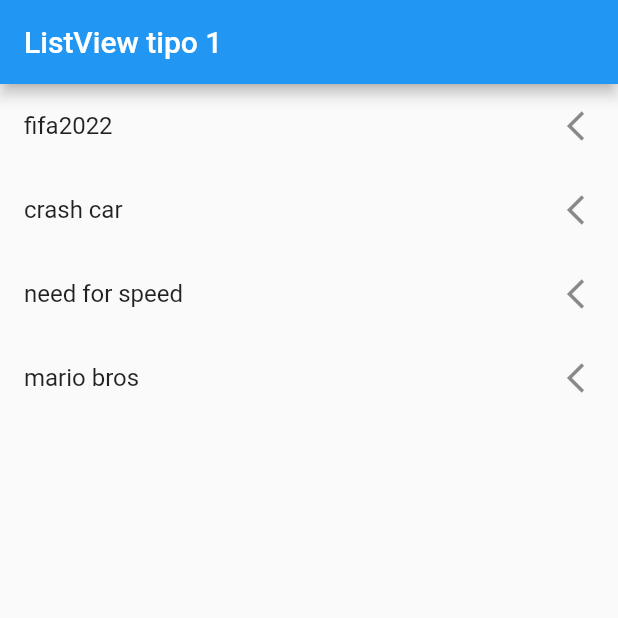
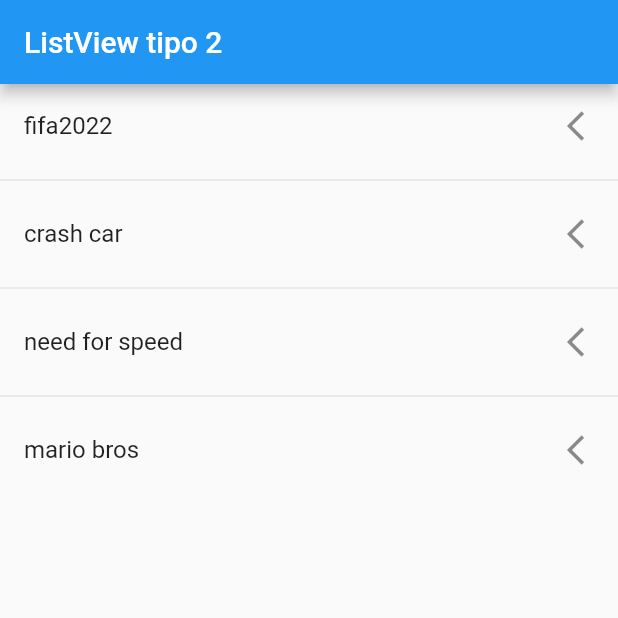
Before and after one commit to alexis19b/flutterapp, a Flutter app: the screen it shows after launch, on a phone screen of 412 x 824 dp, the top half of it. Run offline on Flutter 3.47's test engine with Material 2 defaults, Android fonts, the phone set to English and light mode, and no system bars.

Commit message:
listView2 added

```diff
--- a/lib/main.dart
+++ b/lib/main.dart
@@ -1,6 +1,6 @@
 import 'package:flutter/material.dart';
 
-import 'package:fl_components/screens/listview1_screen.dart';
+import 'package:fl_components/screens/listview2_screen.dart';
 
 void main() => runApp(const MyApp());
 
@@ -12,6 +12,6 @@ class MyApp extends StatelessWidget {
     return const MaterialApp(
         debugShowCheckedModeBanner: false,
         title: 'Material App',
-        home: Listview1Screen());
+        home: Listview2Screen());
   }
 }
--- /dev/null
+++ b/lib/screens/listview2_screen.dart
@@ -0,0 +1,27 @@
+import 'package:flutter/material.dart';
+
+class Listview2Screen extends StatelessWidget {
+  const Listview2Screen({Key? key}) : super(key: key);
+
+  final options = const [
+    'fifa2022',
+    'crash car',
+    'need for speed',
+    'mario bros'
+  ];
+
+  @override
+  Widget build(BuildContext context) {
+    return Scaffold(
+        appBar: AppBar(
+          title: const Text('ListView tipo 2'),
+        ),
+        body: ListView.separated(
+            itemBuilder: (context, index) => ListTile(
+                  title: Text(options[index]),
+                  trailing: const Icon(Icons.arrow_back_ios_outlined),
+                ),
+            separatorBuilder: (_, __) => const Divider(),
+            itemCount: options.length));
+  }
+}
```
